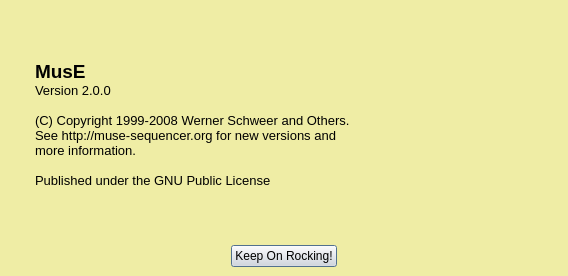
The window that muse/muse/aboutbox.ui (emrum/muse) describes before a commit, drawn with Qt 5.
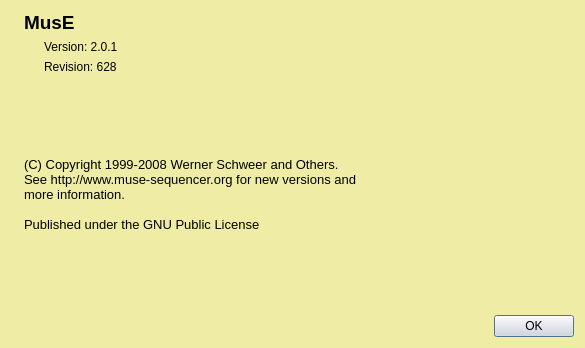
The same window after the commit. Icons and pictures are not drawn.

```diff
--- a/muse/muse/aboutbox.ui
+++ b/muse/muse/aboutbox.ui
@@ -5,8 +5,8 @@
    <rect>
     <x>0</x>
     <y>0</y>
-    <width>568</width>
-    <height>276</height>
+    <width>585</width>
+    <height>348</height>
    </rect>
   </property>
   <property name="sizePolicy" >
@@ -487,52 +487,10 @@
   <property name="windowTitle" >
    <string>AboutBox</string>
   </property>
-  <layout class="QGridLayout" >
-   <property name="leftMargin" >
-    <number>9</number>
-   </property>
-   <property name="topMargin" >
-    <number>9</number>
-   </property>
-   <property name="rightMargin" >
-    <number>9</number>
-   </property>
-   <property name="bottomMargin" >
-    <number>9</number>
-   </property>
-   <property name="horizontalSpacing" >
-    <number>6</number>
-   </property>
-   <property name="verticalSpacing" >
-    <number>6</number>
-   </property>
-   <item row="0" column="2" >
-    <widget class="QLabel" name="textLabel1" >
-     <property name="sizePolicy" >
-      <sizepolicy vsizetype="Expanding" hsizetype="Expanding" >
-       <horstretch>0</horstretch>
-       <verstretch>0</verstretch>
-      </sizepolicy>
-     </property>
-     <property name="text" >
-      <string>&lt;html>&lt;head>&lt;meta name="qrichtext" content="1" />&lt;/head>&lt;body style=" white-space: pre-wrap; font-family:Arial; font-size:10pt; font-weight:400; font-style:normal; text-decoration:none;">&lt;p style=" margin-top:0px; margin-bottom:0px; margin-left:0px; margin-right:0px; -qt-block-indent:0; text-indent:0px; font-size:14pt; font-weight:600;">MusE&lt;/p>&lt;p style=" margin-top:0px; margin-bottom:0px; margin-left:0px; margin-right:0px; -qt-block-indent:0; text-indent:0px; font-size:14pt; font-weight:600;">&lt;span style=" font-size:10pt; font-weight:400;">Version 2.0.0&lt;/span>&lt;/p>&lt;p style="-qt-paragraph-type:empty; margin-top:0px; margin-bottom:0px; margin-left:0px; margin-right:0px; -qt-block-indent:0; text-indent:0px;">&lt;/p>&lt;p style=" margin-top:0px; margin-bottom:0px; margin-left:0px; margin-right:0px; -qt-block-indent:0; text-indent:0px;">(C) Copyright 1999-2008 Werner Schweer and Others. &lt;/p>&lt;p style=" margin-top:0px; margin-bottom:0px; margin-left:0px; margin-right:0px; -qt-block-indent:0; text-indent:0px;">See http://muse-sequencer.org for new versions and&lt;/p>&lt;p style=" margin-top:0px; margin-bottom:0px; margin-left:0px; margin-right:0px; -qt-block-indent:0; text-indent:0px;">more information.&lt;/p>&lt;p style="-qt-paragraph-type:empty; margin-top:0px; margin-bottom:0px; margin-left:0px; margin-right:0px; -qt-block-indent:0; text-indent:0px;">&lt;/p>&lt;p style=" margin-top:0px; margin-bottom:0px; margin-left:0px; margin-right:0px; -qt-block-indent:0; text-indent:0px;">Published under the GNU Public License&lt;/p>&lt;/body>&lt;/html></string>
-     </property>
-     <property name="wordWrap" >
-      <bool>false</bool>
-     </property>
-    </widget>
-   </item>
-   <item row="0" column="1" >
-    <widget class="QLabel" name="label" >
-     <property name="text" >
-      <string/>
-     </property>
-     <property name="pixmap" >
-      <pixmap resource="muse.qrc" >:/xpm/muse_icon_64x64.png</pixmap>
-     </property>
-    </widget>
-   </item>
-   <item row="0" column="0" >
+  <layout class="QVBoxLayout" >
+   <item>
+    <layout class="QHBoxLayout" >
+     <item>
     <widget class="QLabel" name="museIcon" >
      <property name="sizePolicy" >
       <sizepolicy vsizetype="Preferred" hsizetype="Fixed" >
@@ -547,61 +505,85 @@
       <enum>Qt::PlainText</enum>
      </property>
      <property name="pixmap" >
-      <pixmap/>
-     </property>
-    </widget>
-   </item>
-   <item row="1" column="0" colspan="3" >
-    <layout class="QHBoxLayout" >
-     <property name="spacing" >
-      <number>6</number>
-     </property>
-     <property name="leftMargin" >
-      <number>0</number>
-     </property>
-     <property name="topMargin" >
-      <number>0</number>
-     </property>
-     <property name="rightMargin" >
-      <number>0</number>
-     </property>
-     <property name="bottomMargin" >
-      <number>0</number>
-     </property>
+        <pixmap resource="muse.qrc" >:/xpm/muse_icon_64x64.png</pixmap>
+       </property>
+       <property name="margin" >
+        <number>20</number>
+       </property>
+      </widget>
+     </item>
+     <item>
+      <layout class="QVBoxLayout" >
+       <item>
+        <widget class="QLabel" name="titleLabel" >
+         <property name="font" >
+          <font>
+           <pointsize>14</pointsize>
+           <weight>75</weight>
+           <bold>true</bold>
+          </font>
+         </property>
+         <property name="text" >
+          <string>MusE</string>
+         </property>
+         <property name="margin" >
+          <number>10</number>
+         </property>
+        </widget>
+       </item>
      <item>
-      <spacer>
-       <property name="orientation" >
-        <enum>Qt::Horizontal</enum>
-       </property>
-       <property name="sizeHint" >
-        <size>
-         <width>40</width>
-         <height>20</height>
-        </size>
-       </property>
-      </spacer>
+        <widget class="QLabel" name="versionLabel" >
+         <property name="text" >
+          <string>Version: 2.0.1</string>
+         </property>
+         <property name="indent" >
+          <number>20</number>
+         </property>
+        </widget>
      </item>
      <item>
-      <widget class="QPushButton" name="doneHere" >
+        <widget class="QLabel" name="revisionLabel" >
        <property name="text" >
-        <string>Keep On Rocking!</string>
-       </property>
+          <string>Revision: 628</string>
+         </property>
+         <property name="indent" >
+          <number>20</number>
+         </property>
       </widget>
      </item>
      <item>
-      <spacer>
-       <property name="orientation" >
-        <enum>Qt::Horizontal</enum>
-       </property>
-       <property name="sizeHint" >
-        <size>
-         <width>40</width>
-         <height>20</height>
-        </size>
-       </property>
-      </spacer>
-     </item>
-    </layout>
+        <widget class="QLabel" name="copyrightLabel" >
+         <property name="sizePolicy" >
+          <sizepolicy vsizetype="Expanding" hsizetype="Expanding" >
+           <horstretch>0</horstretch>
+           <verstretch>0</verstretch>
+          </sizepolicy>
+         </property>
+         <property name="text" >
+          <string>&lt;html>&lt;head>&lt;meta name="qrichtext" content="1" />&lt;style type="text/css">
+p, li { white-space: pre-wrap; }
+&lt;/style>&lt;/head>&lt;body style=" font-family:'Sans Serif'; font-size:9pt; font-weight:400; font-style:normal;">
+&lt;p style=" margin-top:0px; margin-bottom:0px; margin-left:0px; margin-right:0px; -qt-block-indent:0; text-indent:0px; font-family:'Arial'; font-size:14pt; font-weight:600;">&lt;span style=" font-size:10pt; font-weight:400;">(C) Copyright 1999-2008 Werner Schweer and Others. &lt;/span>&lt;/p>
+&lt;p style=" margin-top:0px; margin-bottom:0px; margin-left:0px; margin-right:0px; -qt-block-indent:0; text-indent:0px; font-family:'Arial'; font-size:10pt;">See http://www.muse-sequencer.org for new versions and&lt;/p>
+&lt;p style=" margin-top:0px; margin-bottom:0px; margin-left:0px; margin-right:0px; -qt-block-indent:0; text-indent:0px; font-family:'Arial'; font-size:10pt;">more information.&lt;/p>
+&lt;p style="-qt-paragraph-type:empty; margin-top:0px; margin-bottom:0px; margin-left:0px; margin-right:0px; -qt-block-indent:0; text-indent:0px; font-family:'Arial'; font-size:10pt;">&lt;/p>
+&lt;p style=" margin-top:0px; margin-bottom:0px; margin-left:0px; margin-right:0px; -qt-block-indent:0; text-indent:0px; font-family:'Arial'; font-size:10pt;">Published under the GNU Public License&lt;/p>&lt;/body>&lt;/html></string>
+         </property>
+         <property name="wordWrap" >
+          <bool>false</bool>
+         </property>
+        </widget>
+       </item>
+      </layout>
+     </item>
+    </layout>
+   </item>
+   <item>
+    <widget class="QDialogButtonBox" name="buttonBox" >
+     <property name="standardButtons" >
+      <set>QDialogButtonBox::Ok</set>
+     </property>
+    </widget>
    </item>
   </layout>
  </widget>
```
Left out of the diff: 12 changed lines with no effect on the pictures. Lines whose indentation alone changed are shown as unchanged.
